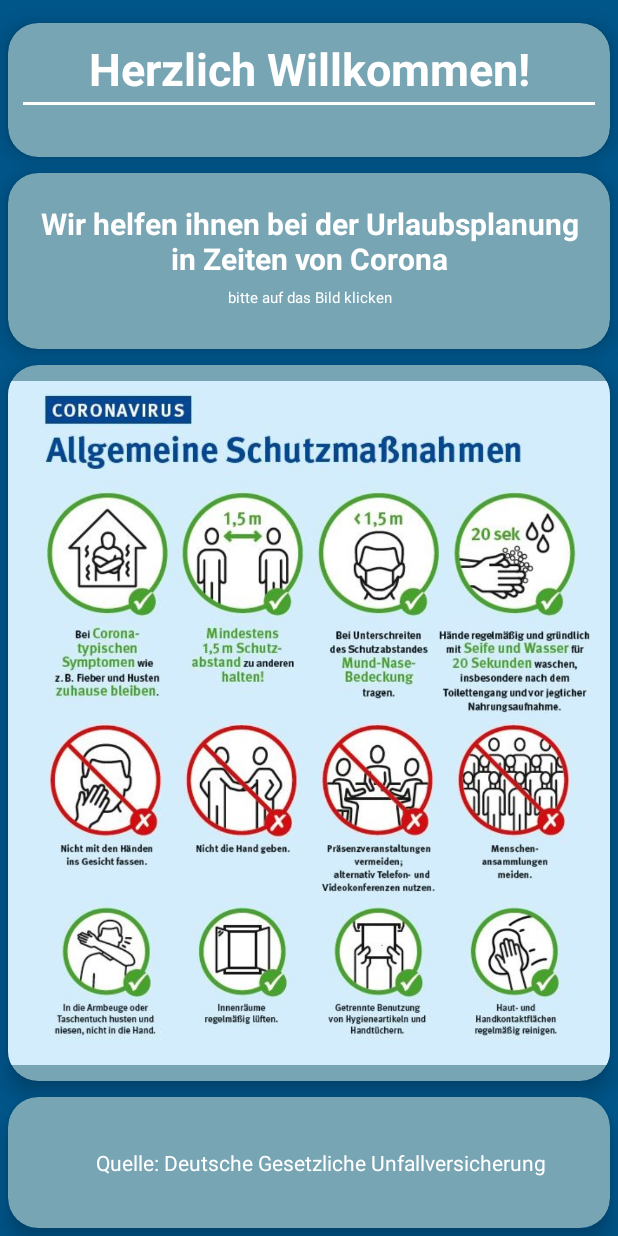
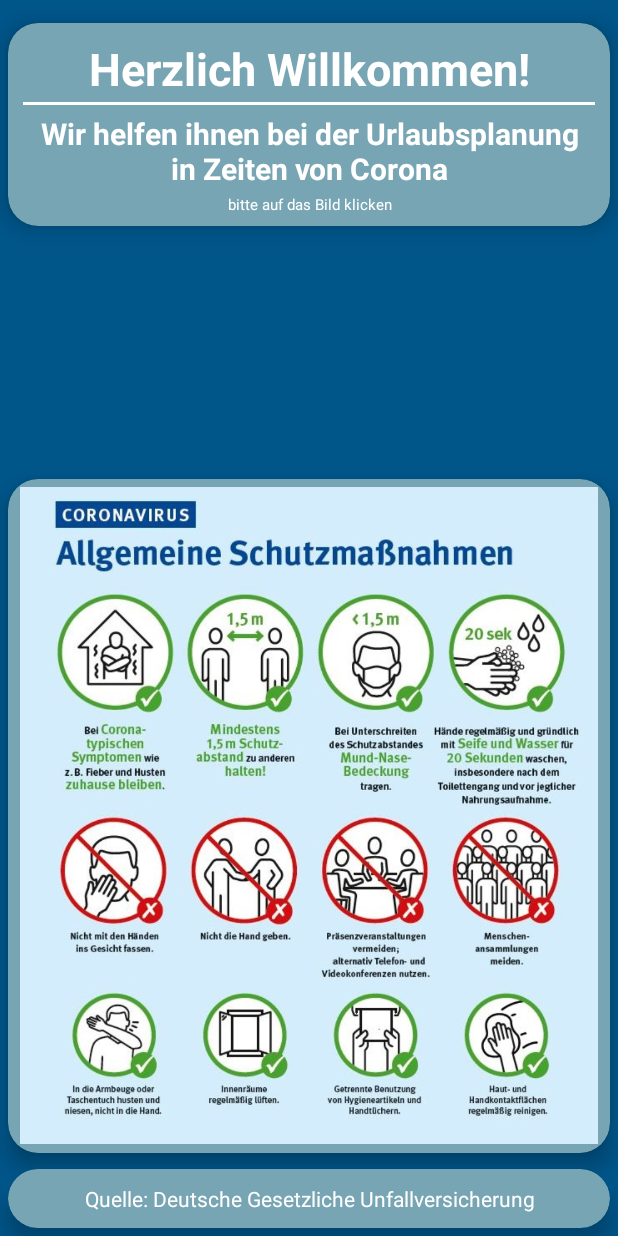
Before and after one commit to MoritzMueller2508/EW_MobileApplicationen, an Android app: the screen it shows after launch (MainActivity), on a phone screen of 412 x 824 dp. Run offline under Robolectric (Android 15) with nearby library versions, the light colour scheme and no system bars; network calls fail.

Commit message:
UI completed

```diff
--- a/app/src/main/res/drawable/button_background.xml
+++ b/app/src/main/res/drawable/button_background.xml
@@ -1,7 +1,7 @@
 <?xml version="1.0" encoding="utf-8"?>
 <shape xmlns:android="http://schemas.android.com/apk/res/android" android:shape="rectangle" >
     <corners
-        android:radius="100dp"
+        android:radius="8dp"
         />
     <gradient
         android:angle="45"
--- a/app/src/main/res/layout/activity_main.xml
+++ b/app/src/main/res/layout/activity_main.xml
@@ -22,13 +22,12 @@
             android:layout_height="match_parent"
             android:layout_centerHorizontal="true"
             android:columnCount="1"
-            android:rowCount="4">
+            android:rowCount="3">
 
             <androidx.cardview.widget.CardView
                 style="@style/card"
-                android:layout_height="2dp"
+                android:layout_height="135dp"
                 android:layout_row="0"
-                android:layout_rowWeight="1"
                 android:layout_marginTop="15dp"
                 app:cardBackgroundColor="#77a5b3"
                 app:cardCornerRadius="20dp"
@@ -44,39 +43,26 @@
                         android:textSize="30dp" />
 
                     <TextView style="@style/line_title" />
-                </LinearLayout>
-            </androidx.cardview.widget.CardView>
 
-            <androidx.cardview.widget.CardView
-                style="@style/card"
-                android:layout_height="30dp"
-                android:layout_row="1"
-                android:layout_rowWeight="1"
-                app:cardBackgroundColor="#77a5b3"
-                app:cardCornerRadius="20dp"
-                app:cardElevation="8dp">
-
-                <LinearLayout style="@style/linearLayout">
                     <TextView
                         style="@style/text"
-                        android:layout_marginTop="10dp"
+                        android:layout_marginTop="5dp"
                         android:textStyle="bold"
                         android:text="@string/introduction"
                         />
 
                     <TextView
                         style="@style/pleaseClick"
-                        android:layout_marginTop="5dp"
+                        android:layout_marginTop="3dp"
                         android:text="bitte auf das Bild klicken" />
+
                 </LinearLayout>
             </androidx.cardview.widget.CardView>
 
-
             <androidx.cardview.widget.CardView
                 style="@style/card"
-                android:layout_height="390dp"
-                android:layout_row="2"
-                android:layout_rowWeight="1"
+                android:layout_height="449dp"
+                android:layout_row="1"
                 app:cardBackgroundColor="#77a5b3"
                 app:cardCornerRadius="20dp"
                 app:cardElevation="8dp">
@@ -84,17 +70,16 @@
                 <ImageView
                     android:id="@+id/schutzmaßnahmen"
                     android:layout_width="wrap_content"
-                    android:layout_height="wrap_content"
+                    android:layout_height="438dp"
+                    android:layout_gravity="center"
                     android:onClick="imageClick"
-                    android:layout_gravity="center"
                     app:srcCompat="@drawable/protective_measures" />
             </androidx.cardview.widget.CardView>
 
             <androidx.cardview.widget.CardView
                 style="@style/card"
-                android:layout_height="0dp"
-                android:layout_row="3"
-                android:layout_rowWeight="1"
+                android:layout_height="wrap_content"
+                android:layout_row="2"
                 app:cardBackgroundColor="#77a5b3"
                 app:cardCornerRadius="20dp"
                 app:cardElevation="8dp">
@@ -104,6 +89,7 @@
                     android:layout_width="match_parent"
                     android:layout_height="match_parent"
                     android:layout_centerHorizontal="true"
+                    android:layout_margin="10dp"
                     android:layout_marginLeft="15dp"
                     android:gravity="center"
                     android:text="Quelle: Deutsche Gesetzliche Unfallversicherung"
```
Also changed, not shown: app/src/main/res/layout/map_fragment.xml (+58 -56 lines), 374 other files.
